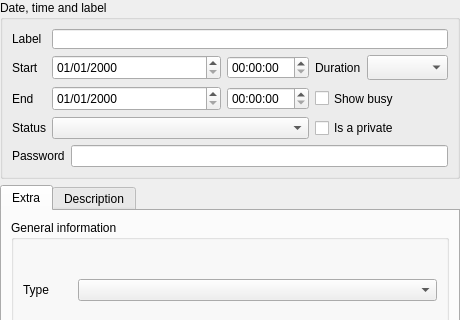
This is libs/calendar/item_editor_widget.ui in FreeHealth/freehealth as Qt 5 draws it before an edit; both pictures show x 0 to 460 and y 0 to 320 of the 460 by 473 pixel window. The edited form follows.
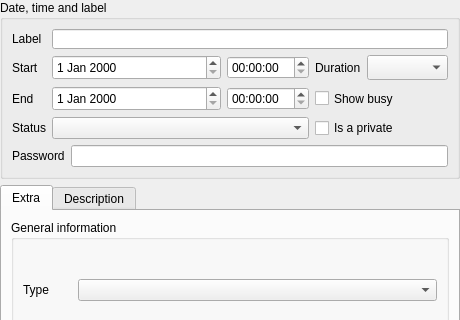
This is the edited form.

Commit message: set global displayFormat for QDateEdits, let Qt decide what locale is current - sets displayformat automatically according to system locale.

What changed in the file:
```diff
--- a/libs/calendar/item_editor_widget.ui
+++ b/libs/calendar/item_editor_widget.ui
@@ -47,7 +47,7 @@
      </property>
      <layout class="QGridLayout" name="gridLayout_2">
       <property name="spacing">
-       <number>-1</number>
+       <number>6</number>
       </property>
       <item row="2" column="0">
        <widget class="QLabel" name="label">
@@ -173,9 +173,6 @@
           <height>16777215</height>
          </size>
         </property>
-        <property name="displayFormat">
-         <string>dd/MM/yyyy</string>
-        </property>
        </widget>
       </item>
       <item row="3" column="1" colspan="2">
@@ -192,9 +189,6 @@
           <height>16777215</height>
          </size>
         </property>
-        <property name="displayFormat">
-         <string>dd/MM/yyyy</string>
-        </property>
        </widget>
       </item>
       <item row="2" column="3">
```
